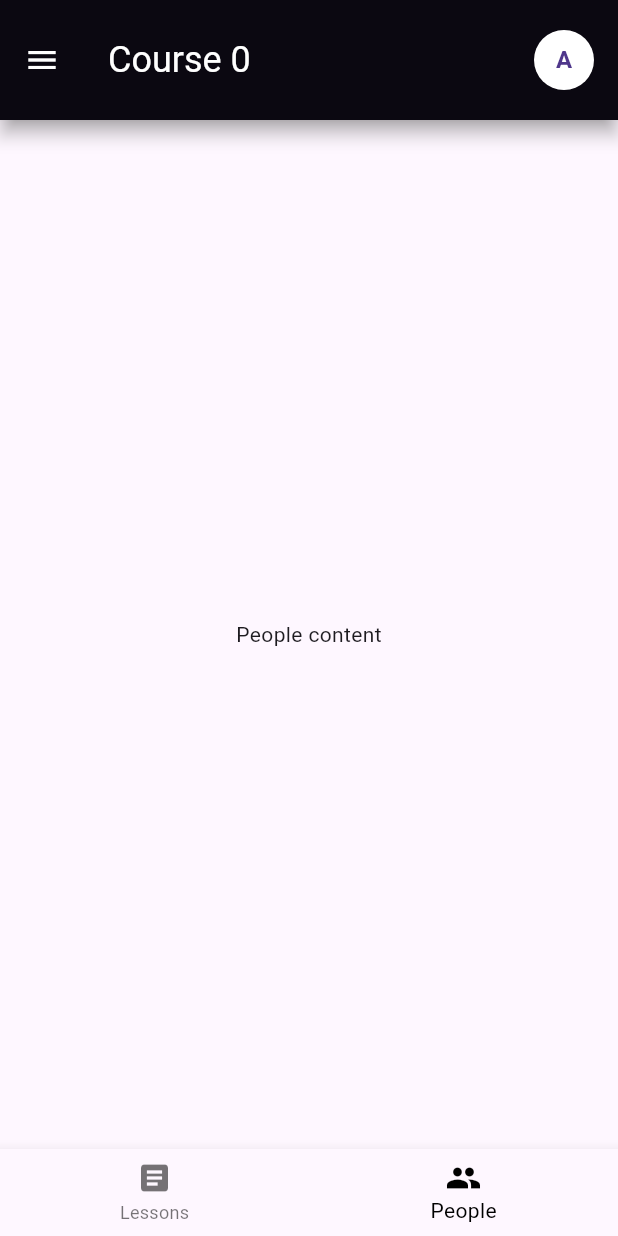
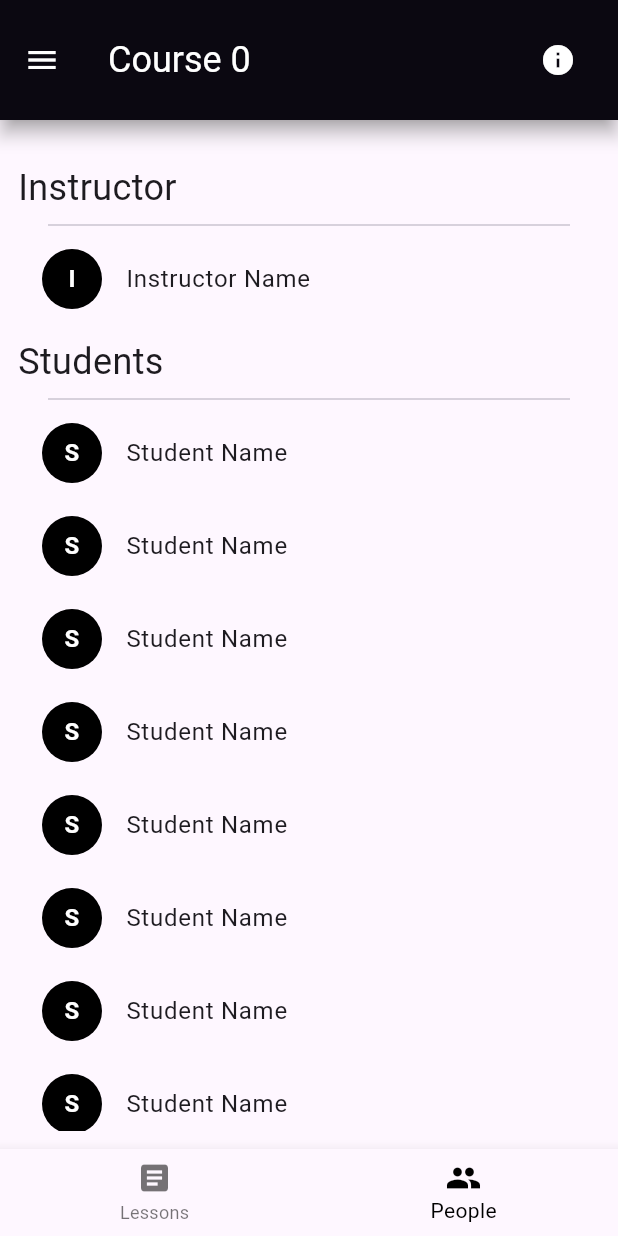
Before and after one commit to DnqxteAngelo/flutterclassroom, a Flutter app: the Coursedetails screen opened directly with empty values, item 2 of the bottom bar chosen, on a phone screen of 412 x 824 dp. Run offline on Flutter 3.47's test engine with Material 3 defaults, Android fonts, the phone set to English and light mode, and no system bars.

Commit message:
Added lesson list view and people list view

```diff
--- a/lib/coursedetails.dart
+++ b/lib/coursedetails.dart
@@ -24,20 +24,61 @@ class _CoursedetailsState extends State<Coursedetails> {
     Widget body;
     if (_selectedIndex == 0) {
       body = Center(
+        child: SingleChildScrollView(
           child: Column(
             mainAxisAlignment: MainAxisAlignment.center,
             children: [
-            Text("Lessons content"),
+              SizedBox(
+                height: 16,
+              ),
+              lessonListView()
             ],
+          ),
         ),
       );
     } else {
       body = Center(
+        child: SingleChildScrollView(
           child: Column(
+            crossAxisAlignment: CrossAxisAlignment.start,
             mainAxisAlignment: MainAxisAlignment.center,
             children: [
-            Text("People content"),
+              SizedBox(
+                height: 16,
+              ),
+              Text(
+                "Instructor",
+                style: TextStyle(fontSize: 24, fontWeight: FontWeight.w400),
+              ),
+              Padding(
+                padding: const EdgeInsets.symmetric(horizontal: 20),
+                child: Divider(),
+              ),
+              ListTile(
+                leading: CircleAvatar(
+                  backgroundColor: Colors.black,
+                  child: Text(
+                    "I",
+                    style: TextStyle(
+                        fontWeight: FontWeight.bold, color: Colors.white),
+                  ),
+                ),
+                title: Text("Instructor Name"),
+              ),
+              SizedBox(
+                height: 10,
+              ),
+              Text(
+                "Students",
+                style: TextStyle(fontSize: 24, fontWeight: FontWeight.w400),
+              ),
+              Padding(
+                padding: const EdgeInsets.symmetric(horizontal: 20),
+                child: Divider(),
+              ),
+              peopleListView()
             ],
+          ),
         ),
       );
     }
@@ -57,19 +98,7 @@ class _CoursedetailsState extends State<Coursedetails> {
         actions: [
           Padding(
               padding: const EdgeInsets.only(right: 16),
-            child: GestureDetector(
-              onTap: () {
-                print("avatar clicked");
-              },
-              child: CircleAvatar(
-                backgroundColor: Colors.white,
-                child: Text(
-                  "A",
-                  style: TextStyle(fontWeight: FontWeight.bold),
-                ),
-              ),
-            ),
-          )
+              child: IconButton(onPressed: () {}, icon: Icon(Icons.info)))
         ],
       ),
       drawer: appDrawer(context),
@@ -94,4 +123,77 @@ class _CoursedetailsState extends State<Coursedetails> {
       ),
     );
   }
+
+  Widget lessonListView() {
+    return ListView.builder(
+      itemCount: course,
+      shrinkWrap: true,
+      physics: NeverScrollableScrollPhysics(),
+      itemBuilder: (context, index) {
+        return Padding(
+          padding: const EdgeInsets.only(bottom: 12),
+          child: GestureDetector(
+            onTap: () {
+              Navigator.push(
+                context,
+                MaterialPageRoute(
+                    builder: (context) => Coursedetails(index: index)),
+              );
+            },
+            child: Card(
+              elevation: 0,
+              color: Colors.white,
+              shape: RoundedRectangleBorder(
+                side: BorderSide(color: Colors.black54, width: 1.0),
+                borderRadius: BorderRadius.circular(4.0),
+              ),
+              child: SizedBox(
+                height: 100,
+                child: ListTile(
+                  contentPadding:
+                      EdgeInsets.symmetric(vertical: 10, horizontal: 18),
+                  titleAlignment: ListTileTitleAlignment.titleHeight,
+                  leading: Icon(
+                    Icons.library_books,
+                    color: Colors.black,
+                    size: 24,
+                  ),
+                  title: Text(
+                    "Lesson Title",
+                    style: TextStyle(fontSize: 24, fontWeight: FontWeight.w500),
+                  ),
+                  subtitle: Text(
+                    "Date posted",
+                    style: TextStyle(fontSize: 16, fontWeight: FontWeight.w100),
+                  ),
+                ),
+              ),
+            ),
+          ),
+        );
+      },
+    );
   }
+
+  Widget peopleListView() {
+    return ListView.builder(
+        itemCount: course,
+        shrinkWrap: true,
+        itemBuilder: (context, index) {
+          return Padding(
+            padding: const EdgeInsets.only(bottom: 6),
+            child: ListTile(
+              leading: CircleAvatar(
+                backgroundColor: Colors.black,
+                child: Text(
+                  "S",
+                  style: TextStyle(
+                      fontWeight: FontWeight.bold, color: Colors.white),
+                ),
+              ),
+              title: Text("Student Name"),
+            ),
+          );
+        });
+  }
+}
```
Also changed, not shown: lib/courselist.dart (+67 -5 lines). Lines whose indentation alone changed are shown as unchanged.
